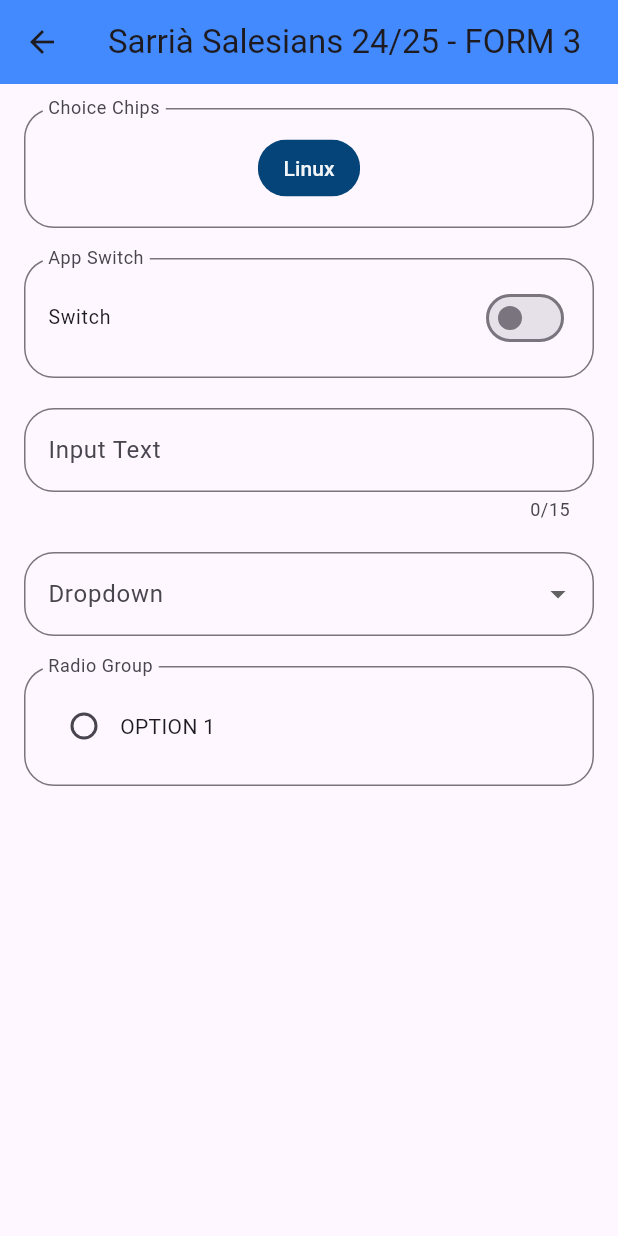
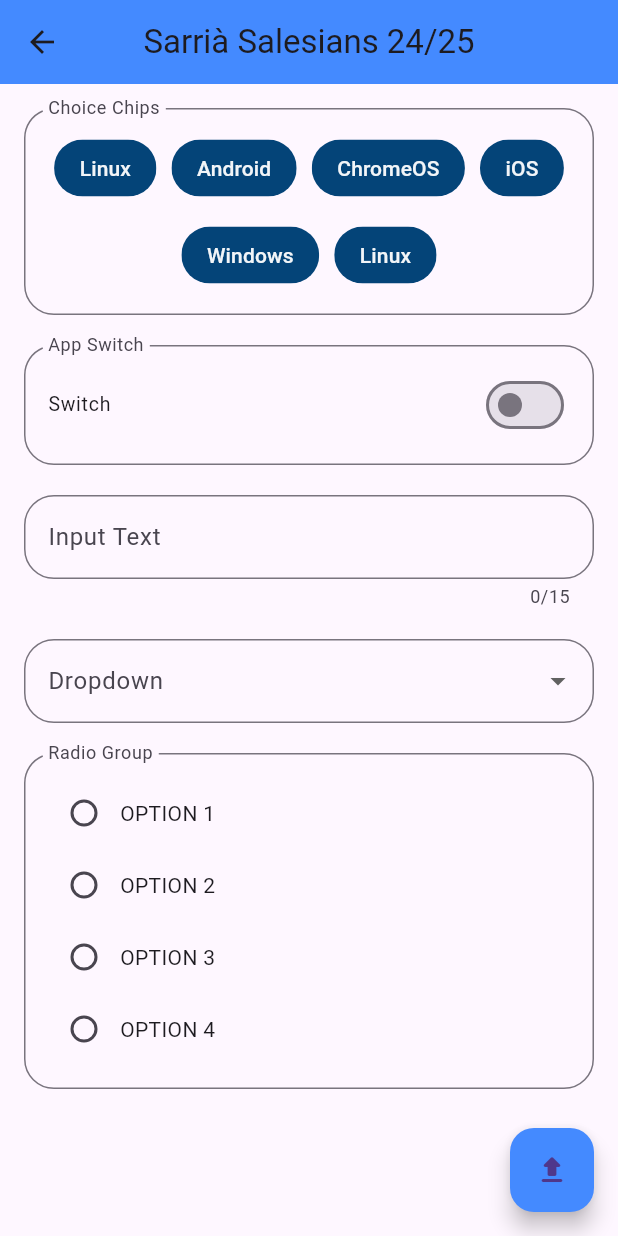
Before and after one commit to CYPX001/Formularios, a Flutter app: the Form3 screen opened directly, on a phone screen of 412 x 824 dp. Run offline on Flutter 3.47's test engine with Material 3 defaults, Android fonts, the phone set to English and light mode, and no system bars; drawn by our look-alikes of flutter_form_builder; missing offline and left inert: form_builder_extra_fields.

Commit message:
modificacio form 3

```diff
--- a/lib/pages/form3.dart
+++ b/lib/pages/form3.dart
@@ -1,7 +1,6 @@
 import 'package:flutter/material.dart';
 import 'package:flutter_form_builder/flutter_form_builder.dart';
 
-// Definición de la clase Form3, que es un StatefulWidget.
 class Form3 extends StatefulWidget {
   Form3({super.key, required this.title});
 
@@ -11,77 +10,74 @@ class Form3 extends StatefulWidget {
   State<Form3> createState() => _Form3State();
 }
 
-// Definición del estado de Form3.
 class _Form3State extends State<Form3> {
-  final _formKey = GlobalKey<FormBuilderState>();  // Clave para gestionar el estado del formulario
-  bool switchValue = false;  // Variable para gestionar el estado del switch
+  bool switchValue = false;
 
   @override
   Widget build(BuildContext context) {
     return Scaffold(
-      // Barra de navegación superior
       appBar: appbar(),
-      body: SingleChildScrollView(  // Permite desplazarse por la página si el contenido excede el tamaño de la pantalla
+      body: SingleChildScrollView(
         child: Center(
           child: Container(
-            width: 500,  // Establece el ancho del contenedor
-            padding: const EdgeInsets.all(16.0),  // Añade un padding alrededor del contenedor
-            child: FormBuilder(  // Widget que gestiona el formulario
-              key: _formKey,  // Asocia la clave de formulario
-              child: Column(  // Columna que organiza los elementos de entrada
+            width: 500,
+            padding: const EdgeInsets.all(16.0),
+            child: FormBuilder(
+              child: Column(
                 children: [
-                  appChoiceChip(),  // Componente de selección de chips
-                  const SizedBox(height: 20),  // Espaciado entre los elementos
-                  appSwitch(),  // Interruptor (Switch)
+                  appChoiceChip(),
                   const SizedBox(height: 20),
-                  appInputText(),  // Campo de texto de entrada
+                  appSwitch(),
                   const SizedBox(height: 20),
-                  appdropdown(),  // Menú desplegable (Dropdown)
+                  appInputText(),
                   const SizedBox(height: 20),
-                  appRadioGroup(),  // Grupo de botones de radio
+                  appdropdown(),
+                  const SizedBox(height: 20),
+                  appRadioGroup(),
                 ],
               ),
             ),
           ),
         ),
       ),
+      floatingActionButton: FloatingActionButton(
+          child: Icon(Icons.upload_rounded),
+          backgroundColor: Colors.blueAccent,
+          onPressed: () {}),
     );
   }
 
-  // Función para construir la AppBar.
   AppBar appbar() {
     return AppBar(
-      centerTitle: true,  // Centra el título en la AppBar
-      title: const Text('Sarrià Salesians 24/25 - FORM 3'),  // Título de la aplicación
-      backgroundColor: Colors.blueAccent,  // Color de fondo de la AppBar
+      centerTitle: true,
+      title: const Text('Sarrià Salesians 24/25'),
+      backgroundColor: Colors.blueAccent,
     );
   }
 
-  // Función para construir los chips de selección.
   FormBuilderChoiceChip appChoiceChip() {
     return FormBuilderChoiceChip(
       padding: const EdgeInsets.all(3.0),
-      name: 'choice_chips',  // Nombre del campo en el formulario
+      name: 'choice_chips',
       decoration: InputDecoration(
-        labelText: 'Choice Chips',  // Etiqueta del campo
-        border: OutlineInputBorder(borderRadius: BorderRadius.circular(20)),  // Borde redondeado
+        labelText: 'Choice Chips',
+        border: OutlineInputBorder(borderRadius: BorderRadius.circular(20)),
       ),
-      alignment: WrapAlignment.center,  // Alineación de los chips
-      spacing: 10.0,  // Espaciado entre los chips
-      runSpacing: 10.0,  // Espaciado entre las filas de chips
-      backgroundColor: const Color.fromARGB(255, 4, 68, 120),  // Color de fondo de los chips
-      selectedColor: Colors.green,  // Color cuando el chip está seleccionado
-      showCheckmark: false,  // No muestra un checkmark en el chip
+      alignment: WrapAlignment.center,
+      spacing: 10.0,
+      runSpacing: 10.0,
+      backgroundColor: const Color.fromARGB(255, 4, 68, 120),
+      selectedColor: Colors.green,
+      showCheckmark: false,
       shape: RoundedRectangleBorder(
-        borderRadius: BorderRadius.circular(20),  // Bordes redondeados
-        side: const BorderSide(color: Colors.transparent),  // Sin borde visible
+        borderRadius: BorderRadius.circular(20),
+        side: const BorderSide(color: Colors.transparent),
       ),
       options: const [
-        // Definición de las opciones disponibles para los chips
         FormBuilderChipOption(
           value: 'Flutter',
           avatar: Icon(
-            Icons.flutter_dash_rounded,  // Ícono de Flutter
+            Icons.flutter_dash_rounded,
             color: Color.fromRGBO(255, 255, 255, 0.95),
           ),
           child: Text(
@@ -91,81 +87,160 @@ class _Form3State extends State<Form3> {
             ),
           ),
         ),
-        // Otras opciones de chips...
+        FormBuilderChipOption(
+          value: 'Android',
+          avatar: Icon(
+            Icons.android_rounded,
+            color: Color.fromRGBO(255, 255, 255, 0.95),
+          ),
+          child: Text(
+            'Android',
+            style: TextStyle(
+              color: Color.fromRGBO(255, 255, 255, 0.95),
+            ),
+          ),
+        ),
+        FormBuilderChipOption(
+          value: 'ChromeOS',
+          avatar: Icon(
+            Icons.laptop_chromebook_rounded,
+            color: Color.fromRGBO(255, 255, 255, 0.95),
+          ),
+          child: Text(
+            'ChromeOS',
+            style: TextStyle(
+              color: Color.fromRGBO(255, 255, 255, 0.95),
+            ),
+          ),
+        ),
+        FormBuilderChipOption(
+          value: 'iOS',
+          avatar: Icon(
+            Icons.apple_rounded,
+            color: Color.fromRGBO(255, 255, 255, 0.95),
+          ),
+          child: Text(
+            'iOS',
+            style: TextStyle(
+              color: Color.fromRGBO(255, 255, 255, 0.95),
+            ),
+          ),
+        ),
+        FormBuilderChipOption(
+          value: 'Windows',
+          avatar: Icon(
+            Icons.window_rounded,
+            color: Color.fromRGBO(255, 255, 255, 0.95),
+          ),
+          child: Text(
+            'Windows',
+            style: TextStyle(
+              color: Color.fromRGBO(255, 255, 255, 0.95),
+            ),
+          ),
+        ),
+        FormBuilderChipOption(
+          value: 'Linux',
+          avatar: Icon(
+            Icons.line_axis_rounded,
+            color: Color.fromRGBO(255, 255, 255, 0.95),
+          ),
+          child: Text(
+            'Linux',
+            style: TextStyle(
+              color: Color.fromRGBO(255, 255, 255, 0.95),
+            ),
+          ),
+        ),
       ],
     );
   }
 
-  // Función para construir el switch (interruptor).
   FormBuilderSwitch appSwitch() {
     return FormBuilderSwitch(
-      title: const Text('Switch'),  // Título del interruptor
-      name: 'app_switch',  // Nombre del campo
+      title: const Text('Switch'),
+      name: 'app_switch',
       decoration: InputDecoration(
-        labelText: 'App Switch',  // Etiqueta del campo
-        border: OutlineInputBorder(borderRadius: BorderRadius.circular(20)),  // Borde redondeado
+        labelText: 'App Switch',
+        border: OutlineInputBorder(borderRadius: BorderRadius.circular(20)),
       ),
       onChanged: (value) {
         setState(() {
-          switchValue = value ?? false;  // Actualiza el valor del switch
+          switchValue = value ?? false;
         });
       },
     );
   }
 
-  // Función para construir el campo de texto de entrada.
   FormBuilderTextField appInputText() {
     return FormBuilderTextField(
-      name: 'app_input_txt',  // Nombre del campo
-      maxLength: 15,  // Longitud máxima de caracteres
+      name: 'app_input_txt',
+      maxLength: 15,
       decoration: InputDecoration(
-        labelText: 'Input Text',  // Etiqueta del campo
-        border: OutlineInputBorder(borderRadius: BorderRadius.circular(20)),  // Borde redondeado
+        labelText: 'Input Text',
+        border: OutlineInputBorder(borderRadius: BorderRadius.circular(20)),
         prefix: const Text(
-          'A   ',  // Prefijo de texto
+          'A   ',
           style: TextStyle(
-            decoration: TextDecoration.underline,  // Subraya el prefijo
+            decoration: TextDecoration.underline,
           ),
         ),
       ),
     );
   }
 
-  // Función para construir el menú desplegable (dropdown).
   FormBuilderDropdown appdropdown() {
     return FormBuilderDropdown(
       decoration: InputDecoration(
-        labelText: 'Dropdown',  // Etiqueta del campo
-        border: OutlineInputBorder(borderRadius: BorderRadius.circular(20)),  // Borde redondeado
+        labelText: 'Dropdown',
+        border: OutlineInputBorder(borderRadius: BorderRadius.circular(20)),
       ),
-      name: 'app_dropdown',  // Nombre del campo
+      name: 'app_dropdown',
       items: const [
         DropdownMenuItem(
-          value: 'option1',  // Opción 1
+          value: 'option1',
           child: Text('OPTION 1'),
         ),
-        // Otras opciones del dropdown...
+        DropdownMenuItem(
+          value: 'option2',
+          child: Text('OPTION 2'),
+        ),
+        DropdownMenuItem(
+          value: 'option3',
+          child: Text('OPTION 3'),
+        ),
+        DropdownMenuItem(
+          value: 'option4',
+          child: Text('OPTION 4'),
+        ),
       ],
       onChanged: (value) {
-        // Handle dropdown value change (opcional)
+        // Handle dropdown value change
       },
     );
   }
 
-  // Función para construir el grupo de botones de radio.
   FormBuilderRadioGroup appRadioGroup() {
     return FormBuilderRadioGroup(
-        name: 'app_radio_group',  // Nombre del campo
-        orientation: OptionsOrientation.vertical,  // Orientación vertical de las opciones
+        name: 'app_radio_group',
+        orientation: OptionsOrientation.vertical,
         decoration: InputDecoration(
-          labelText: 'Radio Group',  // Etiqueta del campo
-          border: OutlineInputBorder(borderRadius: BorderRadius.circular(20)),  // Borde redondeado
+          labelText: 'Radio Group',
+          border: OutlineInputBorder(borderRadius: BorderRadius.circular(20)),
         ),
         options: const [
           FormBuilderFieldOption(
-            value: 'OPTION 1',  // Opción 1
+            value: 'OPTION 1',
           ),
-          // Otras opciones del radio group...
+          FormBuilderFieldOption(
+            value: 'OPTION 2',
+          ),
+          FormBuilderFieldOption(
+            value: 'OPTION 3',
+          ),
+          FormBuilderFieldOption(
+            value: 'OPTION 4',
+          )
         ]);
   }
 }
```
